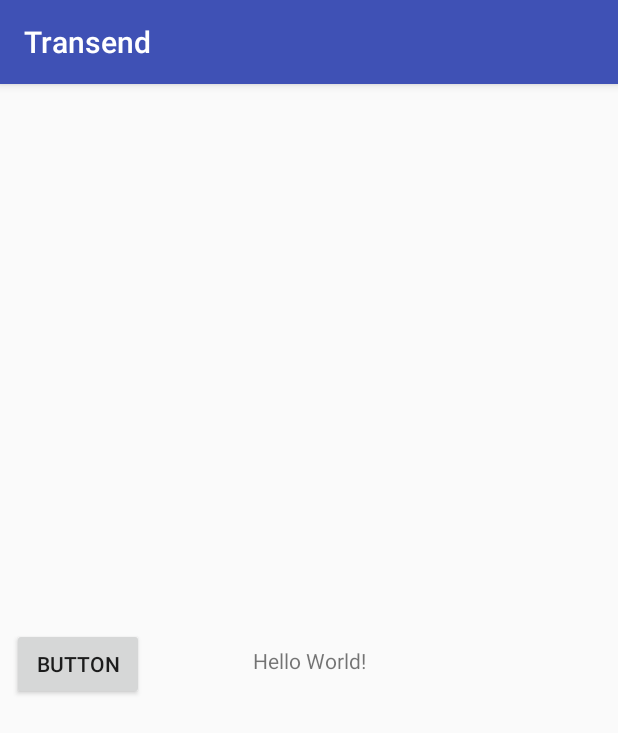
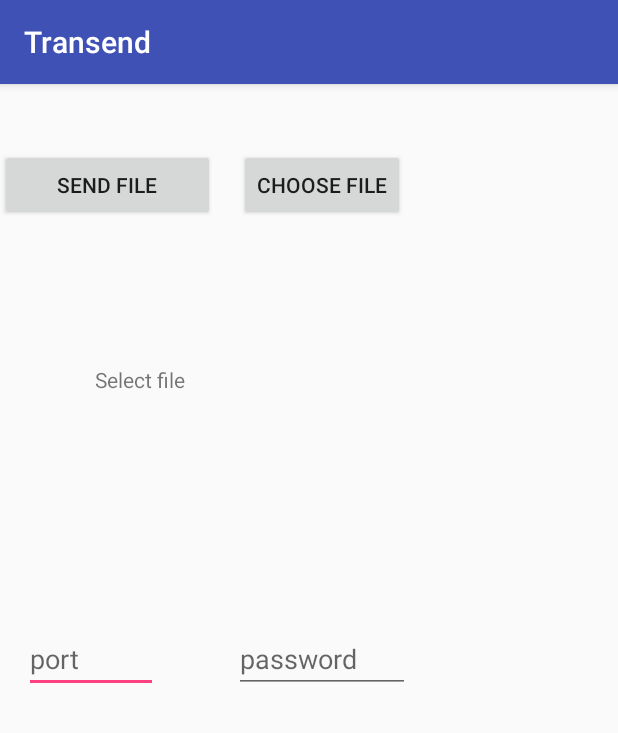
Before and after one commit to araya203/transend, an Android app: the screen it shows after launch (MainActivity), on a phone screen of 412 x 824 dp. Shown: the top 733 px of the screen. Run offline under Robolectric (Android 15) with nearby library versions, the phone set to English and light mode, and no system bars; libraries missing offline, so code that uses them is left out: com.nbsp.materialfilepicker.

Commit message:
Major update

```diff
--- a/Transend/app/src/main/AndroidManifest.xml
+++ b/Transend/app/src/main/AndroidManifest.xml
@@ -2,7 +2,7 @@
 <manifest xmlns:android="http://schemas.android.com/apk/res/android"
     package="com.transend.araya.transend">
     <uses-permission android:name="android.permission.INTERNET"/>
-
+    <uses-permission android:name="android.permission.WRITE_EXTERNAL_STORAGE"/>
     <application
         android:allowBackup="true"
         android:icon="@mipmap/ic_launcher"
--- a/Transend/app/src/main/res/layout/activity_main.xml
+++ b/Transend/app/src/main/res/layout/activity_main.xml
@@ -6,28 +6,65 @@
     android:layout_height="match_parent"
     tools:context=".MainActivity">
 
+
     <TextView
         android:id="@+id/textView"
         android:layout_width="wrap_content"
         android:layout_height="wrap_content"
-        android:text="Hello World!"
+        android:layout_marginStart="63dp"
+        android:layout_marginTop="96dp"
+        android:layout_weight="1"
+        android:text="TextView"
+        app:layout_constraintStart_toStartOf="@+id/buttonSend"
+        app:layout_constraintTop_toBottomOf="@+id/buttonSend" />
+
+
+    <EditText
+        android:id="@+id/portInput"
+        android:layout_width="89dp"
+        android:layout_height="wrap_content"
+        android:layout_marginStart="16dp"
+        android:hint="port"
         app:layout_constraintBottom_toBottomOf="parent"
-        app:layout_constraintLeft_toLeftOf="parent"
-        app:layout_constraintRight_toRightOf="parent"
+        app:layout_constraintStart_toStartOf="parent"
+        app:layout_constraintTop_toTopOf="parent"
+        app:layout_constraintVertical_bias="0.499" />
+
+
+    <Button
+        android:id="@+id/buttonSend"
+        android:layout_width="0dp"
+        android:layout_height="wrap_content"
+        android:layout_marginEnd="16dp"
+        android:layout_weight="1"
+        android:onClick="send_text"
+        android:text="Send File"
+        app:layout_constraintBaseline_toBaselineOf="@+id/buttonFiles"
+        app:layout_constraintEnd_toStartOf="@+id/buttonFiles"
+        app:layout_constraintHorizontal_bias="0.0"
+        app:layout_constraintHorizontal_chainStyle="packed"
+        app:layout_constraintStart_toStartOf="parent" />
+
+    <Button
+        android:id="@+id/buttonFiles"
+        android:layout_width="wrap_content"
+        android:layout_height="wrap_content"
+        android:layout_marginEnd="88dp"
+        android:layout_marginTop="43dp"
+        android:layout_weight="1"
+        android:text="Choose File"
+        app:layout_constraintEnd_toEndOf="parent"
+        app:layout_constraintStart_toEndOf="@+id/portInput"
         app:layout_constraintTop_toTopOf="parent" />
 
-    <Button
-        android:id="@+id/button"
-        android:layout_width="wrap_content"
+    <EditText
+        android:id="@+id/passInput"
+        android:layout_width="117dp"
         android:layout_height="wrap_content"
-        android:layout_marginLeft="8dp"
-        android:layout_marginStart="8dp"
-        android:layout_marginTop="5dp"
-        android:text="Button"
-        android:onClick="send_text"
-        android:visibility="visible"
-        app:layout_constraintBottom_toBottomOf="parent"
-        app:layout_constraintStart_toStartOf="parent"
-        app:layout_constraintTop_toTopOf="parent" />
+        android:layout_marginStart="140dp"
+        android:hint="password"
+        app:layout_constraintStart_toStartOf="@+id/portInput"
+        app:layout_constraintTop_toTopOf="@+id/portInput" />
+
 
 </android.support.constraint.ConstraintLayout>
--- a/Transend/app/src/main/res/values/styles.xml
+++ b/Transend/app/src/main/res/values/styles.xml
@@ -1,7 +1,7 @@
 <resources>
 
     <!-- Base application theme. -->
-    <style name="AppTheme" parent="Theme.AppCompat.Light.DarkActionBar">
+    <style name="AppTheme" parent="Base.Theme.AppCompat.Light.DarkActionBar">
         <!-- Customize your theme here. -->
         <item name="colorPrimary">@color/colorPrimary</item>
         <item name="colorPrimaryDark">@color/colorPrimaryDark</item>
```
Also changed, not shown: Transend/app/build.gradle (+13 -2 lines), Transend/app/src/main/java/com/transend/araya/transend/MainActivity.java (+118 -15 lines), 3 other files.
